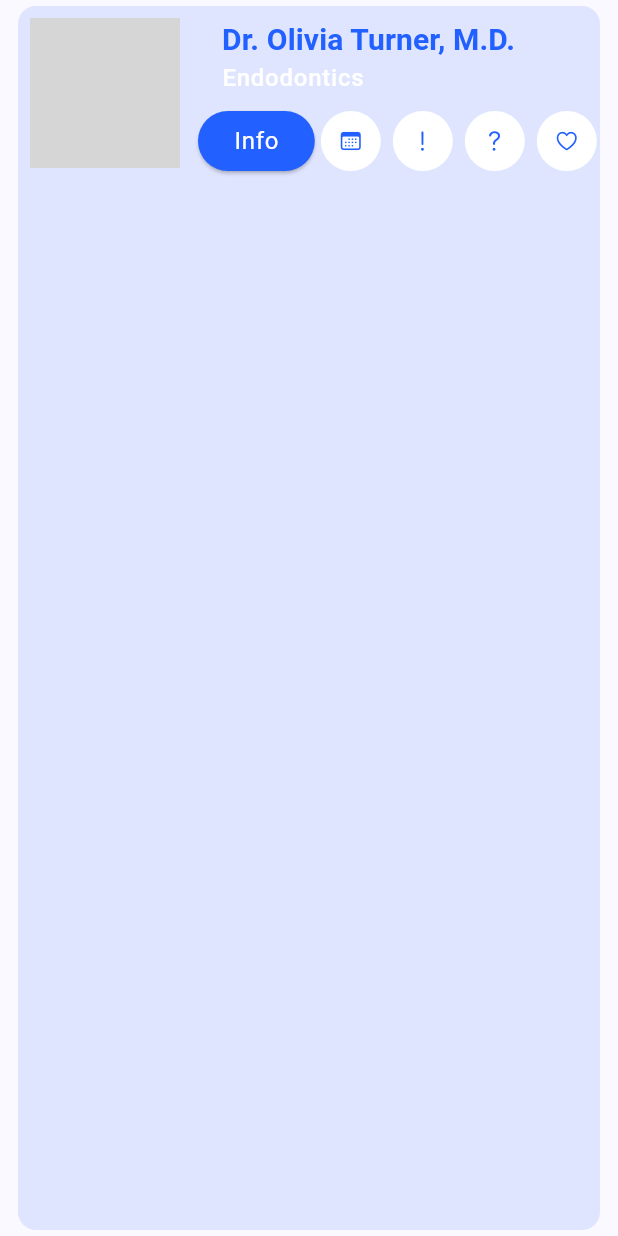
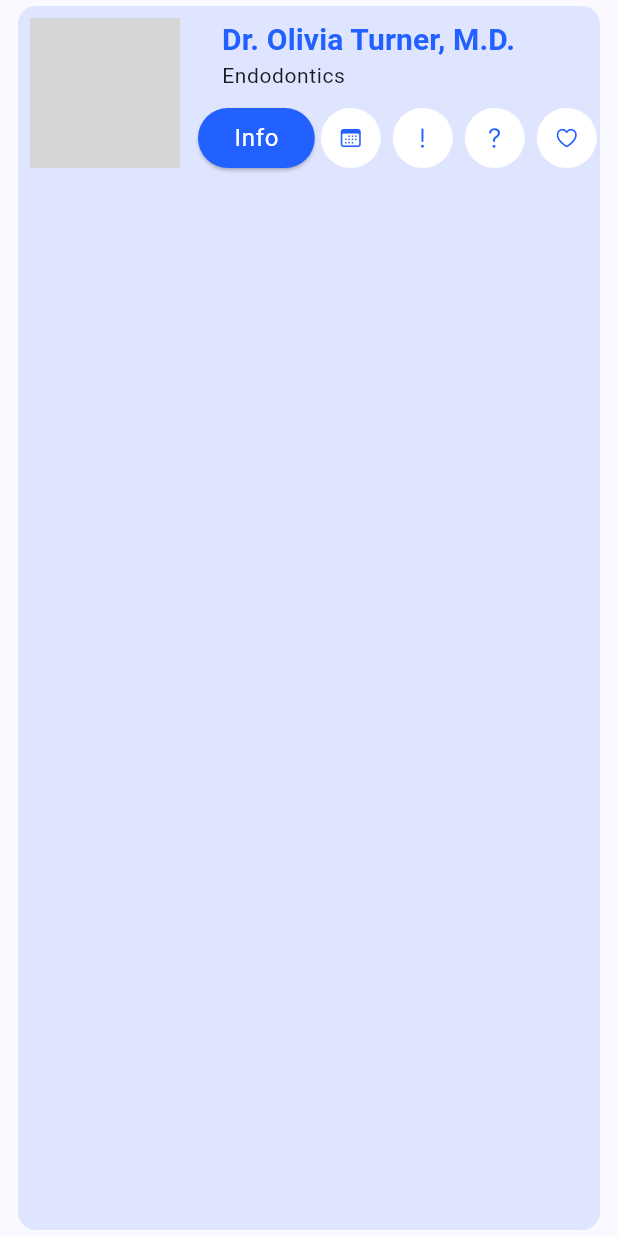
Before and after one commit to BretLogs/Skin_First, a Flutter app: the DoctorsListCard widget shown alone on an empty page, opened directly with empty values, on a phone screen of 412 x 824 dp. Run offline on Flutter 3.47's test engine with Material 3 defaults, Android fonts, the phone set to English and light mode, and no system bars; our stand-ins replace google_fonts, table_calendar; network calls fail; grey boxes are pictures that could not be loaded.

Commit message:
Doctor Info Final Design

```diff
--- a/skin_first/lib/presentation/doctors_page/doctors_favorite_page/doctors_favorite_services/doctors_favorite_services.dart
+++ b/skin_first/lib/presentation/doctors_page/doctors_favorite_page/doctors_favorite_services/doctors_favorite_services.dart
@@ -1,11 +1,8 @@
-import 'package:flutter/cupertino.dart';
 import 'package:flutter/material.dart';
-import 'package:flutter/widgets.dart';
 import 'package:skin_first/data/services.dart';
 import 'package:skin_first/presentation/buttons/elevated_button_secondary.dart';
 import 'package:skin_first/presentation/buttons/elevated_button_tertiary.dart';
 import 'package:skin_first/presentation/doctors_page/doctors_favorite_page/doctors_favorite_list/doctors_favorite_page.dart';
-import 'package:skin_first/presentation/doctors_page/doctors_favorite_page/doctors_favorite_list/widgets/doctors_favorite_card.dart';
 import 'package:skin_first/presentation/doctors_page/doctors_favorite_page/doctors_favorite_services/widgets/doctors_favorite_services_card.dart';
 import 'package:skin_first/presentation/doctors_page/widgets/doctors_page_navigation.dart';
 
--- a/skin_first/lib/presentation/doctors_page/doctors_info_page/widgets/doctors_info_card.dart
+++ b/skin_first/lib/presentation/doctors_page/doctors_info_page/widgets/doctors_info_card.dart
@@ -111,6 +111,7 @@ class DoctorsInfoCard extends StatelessWidget {
                             Icons.star,
                             color: Color(0xff2260FF),
                           ),
+                          const SizedBox(width: 4),
                           Text(
                             '5.5',
                             style: Theme.of(context).textTheme.titleSmall,
@@ -130,6 +131,7 @@ class DoctorsInfoCard extends StatelessWidget {
                             Icons.message_outlined,
                             color: Color(0xff2260FF),
                           ),
+                          const SizedBox(width: 4),
                           Text(
                             '40',
                             style: Theme.of(context).textTheme.titleSmall,
--- a/skin_first/lib/presentation/doctors_page/doctors_list_page/widgets/doctors_list_card.dart
+++ b/skin_first/lib/presentation/doctors_page/doctors_list_page/widgets/doctors_list_card.dart
@@ -53,7 +53,7 @@ class DoctorsListCard extends StatelessWidget {
                                   ),
                                   Text(
                                     'Endodontics',
-                                    style: Theme.of(context).textTheme.labelMedium,
+                                    style: Theme.of(context).textTheme.bodySmall,
                                   ),
                                 ],
                               ),
--- a/skin_first/lib/presentation/doctors_page/doctors_rating_page/widgets/doctors_rating_card.dart
+++ b/skin_first/lib/presentation/doctors_page/doctors_rating_page/widgets/doctors_rating_card.dart
@@ -49,7 +49,7 @@ class DoctorsRatingCard extends StatelessWidget {
                             const SizedBox(width: 4),
                             Text(
                               'Professional Doctor',
-                              style: Theme.of(context).textTheme.labelMedium?.copyWith(
+                              style: Theme.of(context).textTheme.labelSmall?.copyWith(
                                     color: Theme.of(context).colorScheme.primary,
                                   ),
                             ),
@@ -93,7 +93,7 @@ class DoctorsRatingCard extends StatelessWidget {
                                   ),
                                   Text(
                                     'Endodontics',
-                                    style: Theme.of(context).textTheme.labelMedium,
+                                    style: Theme.of(context).textTheme.bodySmall,
                                   ),
                                 ],
                               ),
```
